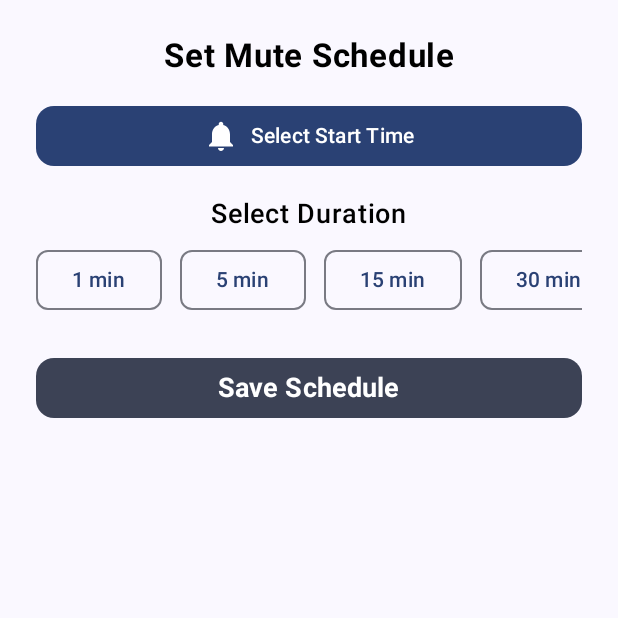
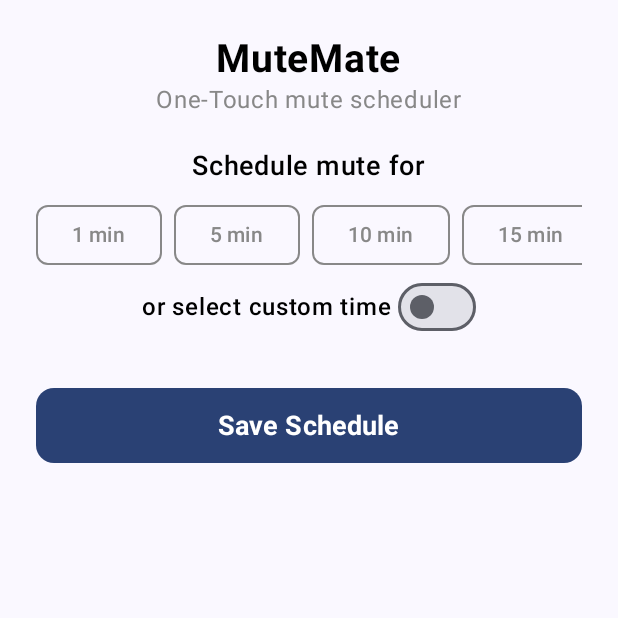
Before and after one commit to KrishnaTech6/MuteMate, an Android app built with Jetpack Compose: the screen it shows after launch (MainActivity), on a phone screen of 412 x 824 dp, the top half of it. Run offline under Robolectric (Android 15) with nearby library versions, the phone set to English and light mode, and no system bars; our stand-ins replace Room's generated code.

Commit message:
ui changes

```diff
--- a/app/src/main/java/com/example/mutemate/MuteScreen.kt
+++ b/app/src/main/java/com/example/mutemate/MuteScreen.kt
@@ -5,46 +5,33 @@ import android.app.TimePickerDialog
 import android.content.Context
 import android.content.Intent
 import android.provider.Settings
+import android.widget.Toast
+import androidx.compose.foundation.BorderStroke
 import androidx.compose.foundation.background
 import androidx.compose.foundation.horizontalScroll
-import androidx.compose.foundation.layout.Arrangement
-import androidx.compose.foundation.layout.Column
-import androidx.compose.foundation.layout.Row
-import androidx.compose.foundation.layout.Spacer
-import androidx.compose.foundation.layout.fillMaxSize
-import androidx.compose.foundation.layout.fillMaxWidth
-import androidx.compose.foundation.layout.height
-import androidx.compose.foundation.layout.padding
-import androidx.compose.foundation.layout.width
+import androidx.compose.foundation.layout.*
 import androidx.compose.foundation.rememberScrollState
 import androidx.compose.foundation.shape.RoundedCornerShape
 import androidx.compose.foundation.verticalScroll
-import androidx.compose.material.icons.Icons
-import androidx.compose.material.icons.filled.Notifications
-import androidx.compose.material3.Button
-import androidx.compose.material3.ButtonDefaults
-import androidx.compose.material3.Icon
-import androidx.compose.material3.MaterialTheme
-import androidx.compose.material3.OutlinedButton
-import androidx.compose.material3.Text
+import androidx.compose.material3.*
 import androidx.compose.runtime.*
-import androidx.compose.runtime.Composable
-import androidx.compose.runtime.mutableStateOf
 import androidx.compose.ui.Alignment
 import androidx.compose.ui.Modifier
+import androidx.compose.ui.graphics.Color
 import androidx.compose.ui.text.font.FontWeight
 import androidx.compose.ui.unit.dp
 import androidx.compose.ui.unit.sp
 import java.text.SimpleDateFormat
-import java.util.Calendar
-import java.util.Locale
+import java.util.*
 
 @Composable
 fun MuteScreen(viewModel: MuteViewModel, context: Context) {
-    var startTime by remember { mutableStateOf(getCurrentTime()) }
+    var startTime by remember { mutableStateOf("") }
     var endTime by remember { mutableStateOf("") }
-    val timePickerDialog = remember { mutableStateOf(false) }
-    val selectedDuration = remember { mutableStateOf(0) }
+    val startPickerDialog = remember { mutableStateOf(false) }
+    val endPickerDialog = remember { mutableStateOf(false) }
+    val selectedDuration = remember { mutableIntStateOf(0) }
+    var customTimeSelected by remember { mutableStateOf(false) }
 
     Column(
         modifier = Modifier
@@ -54,66 +41,136 @@ fun MuteScreen(viewModel: MuteViewModel, context: Context) {
             .verticalScroll(rememberScrollState()),
         horizontalAlignment = Alignment.CenterHorizontally
     ) {
-        Text(text = "Set Mute Schedule", fontSize = 22.sp, fontWeight = FontWeight.Bold)
-        Spacer(modifier = Modifier.height(16.dp))
+        Text(text = "MuteMate", fontSize = 26.sp, fontWeight = FontWeight.Bold)
+        Text(text = "One-Touch mute scheduler", fontSize = 16.sp, color = Color.Gray)
+        Spacer(modifier = Modifier.height(20.dp))
 
-        Button(
-            onClick = { timePickerDialog.value = true },
-            colors = ButtonDefaults.buttonColors(containerColor = MaterialTheme.colorScheme.primary),
-            shape = RoundedCornerShape(12.dp),
-            modifier = Modifier.fillMaxWidth()
-        ) {
-            Icon(Icons.Default.Notifications, contentDescription = null)
-            Spacer(modifier = Modifier.width(8.dp))
-            Text(text = if (startTime!=getCurrentTime()) startTime else "Select Start Time")
+        if (!customTimeSelected) {
+            Text(text = "Schedule mute for", fontSize = 18.sp, fontWeight = FontWeight.Medium)
+            Spacer(modifier = Modifier.height(10.dp))
+            DurationSelection(selectedDuration.intValue) { duration ->
+                selectedDuration.intValue = duration
+            }
+        }
+        Row(verticalAlignment = Alignment.CenterVertically) {
+            Text(text = "or select custom time", fontSize = 16.sp, fontWeight = FontWeight.Medium)
+            Spacer(Modifier.width(4.dp))
+            Switch(
+                checked = customTimeSelected,
+                onCheckedChange = { customTimeSelected = it }
+            )
         }
 
-        if (timePickerDialog.value) {
-            val timePicker = TimePickerDialog(context, { _, hour, minute ->
-                startTime = String.format("%02d:%02d", hour, minute)
-                timePickerDialog.value = false
-            }, 0, 0, true)
-            timePicker.setOnDismissListener {
-                timePickerDialog.value = false
+        if (customTimeSelected) {
+            val calendar = Calendar.getInstance()
+            val currentHour = calendar.get(Calendar.HOUR_OF_DAY)
+            val currentMinute = calendar.get(Calendar.MINUTE)
+
+            // Start Date & Time Picker
+            TimeSelector(label = "Start Time", time = startTime, onClick = { startPickerDialog.value = true })
+            if (startPickerDialog.value) {
+                TimePickerDialog(context, { _, hour, minute ->
+                    val selectedCalendar = Calendar.getInstance().apply {
+                        set(Calendar.HOUR_OF_DAY, hour)
+                        set(Calendar.MINUTE, minute)
+                    }
+
+                    // Ensure selected time is not before current time
+                    if (selectedCalendar.timeInMillis >= calendar.timeInMillis) {
+                        startTime = String.format(Locale.getDefault(), "%02d:%02d", hour, minute)
+                    } else {
+                        Toast.makeText(context, "Please select a future time", Toast.LENGTH_SHORT).show()
+                    }
+                    startPickerDialog.value = false
+                }, currentHour, currentMinute, true).show()
             }
-            timePicker.show()
-        }
 
-        Spacer(modifier = Modifier.height(16.dp))
-        Text(text = "Select Duration", fontSize = 18.sp, fontWeight = FontWeight.Medium)
-        Spacer(modifier = Modifier.height(8.dp))
+            Spacer(modifier = Modifier.height(12.dp))
 
-        Row(horizontalArrangement = Arrangement.spacedBy(12.dp), modifier = Modifier.horizontalScroll(rememberScrollState())) {
-            listOf(1, 5, 15, 30, 60).forEach { duration ->
-                OutlinedButton(
-                    onClick = { selectedDuration.value = duration },
-                    shape = RoundedCornerShape(8.dp),
-                    colors = ButtonDefaults.outlinedButtonColors(contentColor = MaterialTheme.colorScheme.primary)
-                ) {
-                    Text("${duration} min")
-                }
+            // End Date & Time Picker
+            TimeSelector(label = "End Time", time = endTime, onClick = { endPickerDialog.value = true })
+            if (endPickerDialog.value) {
+                TimePickerDialog(context, { _, hour, minute ->
+                    val selectedEndCalendar = Calendar.getInstance().apply {
+                        set(Calendar.HOUR_OF_DAY, hour)
+                        set(Calendar.MINUTE, minute)
+                    }
+                    val startCalendar = Calendar.getInstance()
+                    val (startHour, startMinute) = startTime.split(":").map { it.toInt() }
+                    startCalendar.set(Calendar.HOUR_OF_DAY, startHour)
+                    startCalendar.set(Calendar.MINUTE, startMinute)
+
+                    // Ensure end time is after start time
+                    if (selectedEndCalendar.timeInMillis > startCalendar.timeInMillis) {
+                        endTime = String.format(Locale.getDefault(), "%02d:%02d", hour, minute)
+                    } else {
+                        Toast.makeText(context, "End time must be after start time", Toast.LENGTH_SHORT).show()
+                    }
+                    endPickerDialog.value = false
+                }, currentHour, currentMinute, true).show()
             }
         }
 
-        Spacer(modifier = Modifier.height(24.dp))
+
+        Spacer(modifier = Modifier.height(30.dp))
         Button(
             onClick = {
                 if (!hasNotificationPolicyAccess(context)) {
                     requestNotificationPolicyAccess(context)
                 } else {
-                    val endCalendar = Calendar.getInstance().apply {
-                        add(Calendar.MINUTE, selectedDuration.value)
+                    if (!customTimeSelected) {
+                        val endCalendar = Calendar.getInstance().apply {
+                            add(Calendar.MINUTE, selectedDuration.value)
+                        }
+                        val sdf = SimpleDateFormat("HH:mm", Locale.getDefault())
+                        endTime = sdf.format(endCalendar.time)
                     }
-                    val sdf = SimpleDateFormat("HH:mm", Locale.getDefault())
-                    endTime = sdf.format(endCalendar.time)
                     viewModel.addSchedule(startTime, endTime)
+                    Toast.makeText(context, "Schedule added", Toast.LENGTH_SHORT).show()
                 }
             },
             shape = RoundedCornerShape(12.dp),
-            colors = ButtonDefaults.buttonColors(containerColor = MaterialTheme.colorScheme.secondary),
-            modifier = Modifier.fillMaxWidth()
+            colors = ButtonDefaults.buttonColors(containerColor = MaterialTheme.colorScheme.primary),
+            modifier = Modifier
+                .fillMaxWidth()
+                .height(50.dp)
         ) {
             Text("Save Schedule", fontSize = 18.sp, fontWeight = FontWeight.Bold)
+        }
+    }
+}
+
+@Composable
+fun TimeSelector(label: String, time: String, onClick: () -> Unit) {
+    OutlinedButton(
+        onClick = onClick,
+        shape = RoundedCornerShape(12.dp),
+        border = BorderStroke(1.dp, MaterialTheme.colorScheme.primary),
+        colors = ButtonDefaults.outlinedButtonColors(contentColor = MaterialTheme.colorScheme.primary),
+        modifier = Modifier
+            .fillMaxWidth()
+            .height(50.dp)
+    ) {
+        Text(text = if (time.isNotEmpty()) time else label)
+    }
+}
+
+@Composable
+fun DurationSelection(selectedDuration: Int, onDurationSelected: (Int) -> Unit) {
+    val options = listOf(1, 5, 10, 15, 30, 60)
+    Row(horizontalArrangement = Arrangement.spacedBy(8.dp), modifier = Modifier.horizontalScroll(rememberScrollState())) {
+        options.forEach { duration ->
+            OutlinedButton(
+                onClick = { onDurationSelected(duration) },
+                shape = RoundedCornerShape(8.dp),
+                border = BorderStroke(1.dp, if (selectedDuration == duration) MaterialTheme.colorScheme.primary else Color.Gray),
+                colors = ButtonDefaults.outlinedButtonColors(
+                    containerColor = if (selectedDuration == duration) MaterialTheme.colorScheme.primary.copy(alpha = 0.2f) else Color.Transparent,
+                    contentColor = if (selectedDuration == duration) MaterialTheme.colorScheme.primary else Color.Gray
+                )
+            ) {
+                Text(text = "$duration min")
+            }
         }
     }
 }
@@ -127,9 +184,3 @@ fun requestNotificationPolicyAccess(context: Context) {
     val intent = Intent(Settings.ACTION_NOTIFICATION_POLICY_ACCESS_SETTINGS)
     context.startActivity(intent)
 }
-
-fun getCurrentTime(): String {
-    val calendar = Calendar.getInstance()
-    val sdf = SimpleDateFormat("HH:mm", Locale.getDefault())
-    return sdf.format(calendar.time)
-}
--- a/app/src/main/java/com/example/mutemate/MuteWorker.kt
+++ b/app/src/main/java/com/example/mutemate/MuteWorker.kt
@@ -7,7 +7,7 @@ import androidx.work.WorkerParameters
 
 class MuteWorker(private val context: Context, workerParams: WorkerParameters) : Worker(context, workerParams) {
     override fun doWork(): Result {
-        Log.d("UnmuteWorker", "Phone muted")
+        Log.d("MuteWorker", "Phone muted")
         MuteHelper(context).mutePhone()
         return Result.success()
     }
--- a/app/src/main/java/com/example/mutemate/UnmuteWorker.kt
+++ b/app/src/main/java/com/example/mutemate/UnmuteWorker.kt
@@ -1,11 +1,13 @@
 package com.example.mutemate
 
 import android.content.Context
+import android.util.Log
 import androidx.work.Worker
 import androidx.work.WorkerParameters
 
 class UnmuteWorker(private val context: Context, workerParams: WorkerParameters) : Worker(context, workerParams) {
     override fun doWork(): Result {
+        Log.d("UnmuteWorker", "Phone unmuted")
         MuteHelper(context).unmutePhone()
         return Result.success()
     }
```
